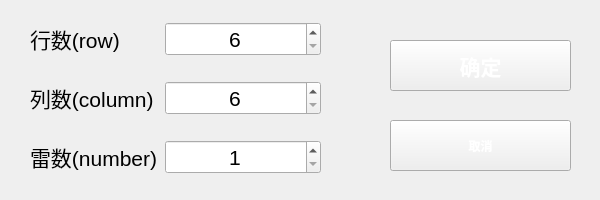
Before: the Qt Designer form uiFiles/ui_defined_parameter.ui in eee555/Solvable-Minesweeper, drawn with Qt 5.
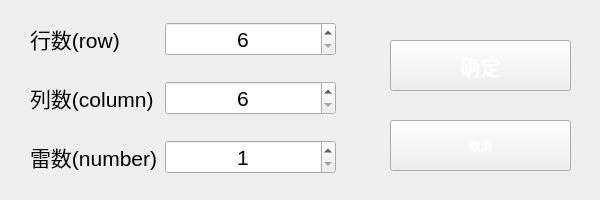
After: the same form once the commit is applied. Icons and pictures are not drawn.

Diff of the .ui file:
```diff
--- a/uiFiles/ui_defined_parameter.ui
+++ b/uiFiles/ui_defined_parameter.ui
@@ -92,12 +92,12 @@
     <bool>false</bool>
    </property>
   </widget>
-  <widget class="QWidget" name="">
+  <widget class="QWidget" name="layoutWidget">
    <property name="geometry">
     <rect>
      <x>30</x>
      <y>20</y>
-     <width>291</width>
+     <width>306</width>
      <height>157</height>
     </rect>
    </property>
@@ -134,7 +134,7 @@
        <number>6</number>
       </property>
       <property name="maximum">
-       <number>100</number>
+       <number>1000</number>
       </property>
       <property name="displayIntegerBase">
        <number>10</number>
@@ -167,7 +167,7 @@
        <number>6</number>
       </property>
       <property name="maximum">
-       <number>100</number>
+       <number>2000</number>
       </property>
       <property name="displayIntegerBase">
        <number>10</number>
@@ -200,7 +200,7 @@
        <number>1</number>
       </property>
       <property name="maximum">
-       <number>5000</number>
+       <number>1000000</number>
       </property>
       <property name="displayIntegerBase">
        <number>10</number>
```
